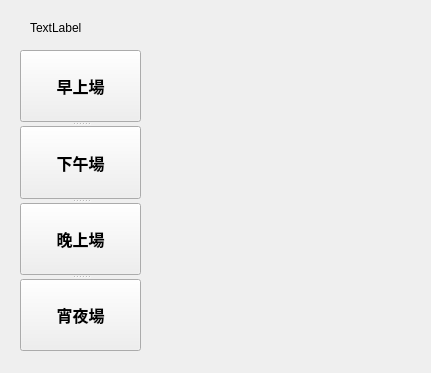
Old version of the form SignUpForm.ui in the repository BeautyJing08/pyQtLearn.
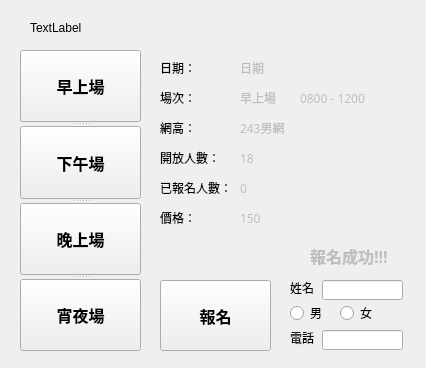
New version of the form.

Commit message: 0613 why我連結資料庫ㄉ時候，視窗會關閉???

What changed in the file:
```diff
--- a/SignUpForm.ui
+++ b/SignUpForm.ui
@@ -6,8 +6,8 @@
    <rect>
     <x>0</x>
     <y>0</y>
-    <width>431</width>
-    <height>373</height>
+    <width>426</width>
+    <height>368</height>
    </rect>
   </property>
   <property name="windowTitle">
@@ -220,6 +220,420 @@
     </property>
    </widget>
   </widget>
+  <widget class="QLabel" name="label_date">
+   <property name="geometry">
+    <rect>
+     <x>160</x>
+     <y>60</y>
+     <width>51</width>
+     <height>16</height>
+    </rect>
+   </property>
+   <property name="font">
+    <font>
+     <family>微軟正黑體</family>
+    </font>
+   </property>
+   <property name="text">
+    <string>日期：</string>
+   </property>
+  </widget>
+  <widget class="QLabel" name="label_date_change">
+   <property name="enabled">
+    <bool>false</bool>
+   </property>
+   <property name="geometry">
+    <rect>
+     <x>240</x>
+     <y>60</y>
+     <width>51</width>
+     <height>16</height>
+    </rect>
+   </property>
+   <property name="font">
+    <font>
+     <family>微軟正黑體</family>
+    </font>
+   </property>
+   <property name="autoFillBackground">
+    <bool>false</bool>
+   </property>
+   <property name="text">
+    <string>日期</string>
+   </property>
+   <property name="scaledContents">
+    <bool>false</bool>
+   </property>
+  </widget>
+  <widget class="QLabel" name="label_session_change">
+   <property name="enabled">
+    <bool>false</bool>
+   </property>
+   <property name="geometry">
+    <rect>
+     <x>240</x>
+     <y>90</y>
+     <width>51</width>
+     <height>16</height>
+    </rect>
+   </property>
+   <property name="font">
+    <font>
+     <family>微軟正黑體</family>
+    </font>
+   </property>
+   <property name="text">
+    <string>早上場</string>
+   </property>
+  </widget>
+  <widget class="QLabel" name="label_session">
+   <property name="geometry">
+    <rect>
+     <x>160</x>
+     <y>90</y>
+     <width>51</width>
+     <height>16</height>
+    </rect>
+   </property>
+   <property name="font">
+    <font>
+     <family>微軟正黑體</family>
+    </font>
+   </property>
+   <property name="text">
+    <string>場次：</string>
+   </property>
+  </widget>
+  <widget class="QLabel" name="label_height">
+   <property name="geometry">
+    <rect>
+     <x>160</x>
+     <y>120</y>
+     <width>51</width>
+     <height>16</height>
+    </rect>
+   </property>
+   <property name="font">
+    <font>
+     <family>微軟正黑體</family>
+    </font>
+   </property>
+   <property name="text">
+    <string>網高：</string>
+   </property>
+  </widget>
+  <widget class="QLabel" name="label_height_change">
+   <property name="enabled">
+    <bool>false</bool>
+   </property>
+   <property name="geometry">
+    <rect>
+     <x>240</x>
+     <y>120</y>
+     <width>51</width>
+     <height>16</height>
+    </rect>
+   </property>
+   <property name="font">
+    <font>
+     <family>微軟正黑體</family>
+    </font>
+   </property>
+   <property name="text">
+    <string>243男網</string>
+   </property>
+  </widget>
+  <widget class="QLabel" name="label_openNum_change">
+   <property name="enabled">
+    <bool>false</bool>
+   </property>
+   <property name="geometry">
+    <rect>
+     <x>240</x>
+     <y>150</y>
+     <width>61</width>
+     <height>16</height>
+    </rect>
+   </property>
+   <property name="font">
+    <font>
+     <family>微軟正黑體</family>
+    </font>
+   </property>
+   <property name="text">
+    <string>18</string>
+   </property>
+  </widget>
+  <widget class="QLabel" name="label_openNum">
+   <property name="geometry">
+    <rect>
+     <x>160</x>
+     <y>150</y>
+     <width>61</width>
+     <height>16</height>
+    </rect>
+   </property>
+   <property name="font">
+    <font>
+     <family>微軟正黑體</family>
+    </font>
+   </property>
+   <property name="text">
+    <string>開放人數：</string>
+   </property>
+  </widget>
+  <widget class="QLabel" name="label_alreadyBookNum">
+   <property name="geometry">
+    <rect>
+     <x>160</x>
+     <y>180</y>
+     <width>71</width>
+     <height>16</height>
+    </rect>
+   </property>
+   <property name="font">
+    <font>
+     <family>微軟正黑體</family>
+    </font>
+   </property>
+   <property name="text">
+    <string>已報名人數：</string>
+   </property>
+  </widget>
+  <widget class="QLabel" name="label_AlreadyBookNumChange">
+   <property name="enabled">
+    <bool>false</bool>
+   </property>
+   <property name="geometry">
+    <rect>
+     <x>240</x>
+     <y>180</y>
+     <width>61</width>
+     <height>16</height>
+    </rect>
+   </property>
+   <property name="font">
+    <font>
+     <family>微軟正黑體</family>
+    </font>
+   </property>
+   <property name="text">
+    <string>0</string>
+   </property>
+  </widget>
+  <widget class="QLabel" name="label_fee_change">
+   <property name="enabled">
+    <bool>false</bool>
+   </property>
+   <property name="geometry">
+    <rect>
+     <x>240</x>
+     <y>210</y>
+     <width>61</width>
+     <height>16</height>
+    </rect>
+   </property>
+   <property name="font">
+    <font>
+     <family>微軟正黑體</family>
+    </font>
+   </property>
+   <property name="text">
+    <string>150</string>
+   </property>
+  </widget>
+  <widget class="QLabel" name="label_fee">
+   <property name="geometry">
+    <rect>
+     <x>160</x>
+     <y>210</y>
+     <width>51</width>
+     <height>16</height>
+    </rect>
+   </property>
+   <property name="font">
+    <font>
+     <family>微軟正黑體</family>
+    </font>
+   </property>
+   <property name="text">
+    <string>價格：</string>
+   </property>
+  </widget>
+  <widget class="QLabel" name="label_session_time_change">
+   <property name="enabled">
+    <bool>false</bool>
+   </property>
+   <property name="geometry">
+    <rect>
+     <x>300</x>
+     <y>90</y>
+     <width>111</width>
+     <height>16</height>
+    </rect>
+   </property>
+   <property name="font">
+    <font>
+     <family>微軟正黑體</family>
+    </font>
+   </property>
+   <property name="text">
+    <string>0800 - 1200</string>
+   </property>
+  </widget>
+  <widget class="QLineEdit" name="lineEdit_SignInName">
+   <property name="geometry">
+    <rect>
+     <x>322</x>
+     <y>280</y>
+     <width>81</width>
+     <height>20</height>
+    </rect>
+   </property>
+   <property name="font">
+    <font>
+     <family>微軟正黑體</family>
+    </font>
+   </property>
+   <property name="text">
+    <string/>
+   </property>
+  </widget>
+  <widget class="QLineEdit" name="lineEdit_phoneNum">
+   <property name="geometry">
+    <rect>
+     <x>322</x>
+     <y>330</y>
+     <width>81</width>
+     <height>20</height>
+    </rect>
+   </property>
+   <property name="font">
+    <font>
+     <family>微軟正黑體</family>
+    </font>
+   </property>
+   <property name="text">
+    <string/>
+   </property>
+  </widget>
+  <widget class="QRadioButton" name="radioButton_boy">
+   <property name="geometry">
+    <rect>
+     <x>290</x>
+     <y>305</y>
+     <width>41</width>
+     <height>16</height>
+    </rect>
+   </property>
+   <property name="font">
+    <font>
+     <family>微軟正黑體</family>
+    </font>
+   </property>
+   <property name="text">
+    <string>男</string>
+   </property>
+  </widget>
+  <widget class="QRadioButton" name="radioButton_girl">
+   <property name="geometry">
+    <rect>
+     <x>340</x>
+     <y>305</y>
+     <width>41</width>
+     <height>16</height>
+    </rect>
+   </property>
+   <property name="font">
+    <font>
+     <family>微軟正黑體</family>
+    </font>
+   </property>
+   <property name="text">
+    <string>女</string>
+   </property>
+  </widget>
+  <widget class="QLabel" name="label_SignIn_name">
+   <property name="geometry">
+    <rect>
+     <x>290</x>
+     <y>280</y>
+     <width>31</width>
+     <height>16</height>
+    </rect>
+   </property>
+   <property name="font">
+    <font>
+     <family>微軟正黑體</family>
+    </font>
+   </property>
+   <property name="text">
+    <string>姓名</string>
+   </property>
+  </widget>
+  <widget class="QLabel" name="label_phone">
+   <property name="geometry">
+    <rect>
+     <x>290</x>
+     <y>330</y>
+     <width>31</width>
+     <height>16</height>
+    </rect>
+   </property>
+   <property name="font">
+    <font>
+     <family>微軟正黑體</family>
+    </font>
+   </property>
+   <property name="text">
+    <string>電話</string>
+   </property>
+  </widget>
+  <widget class="QPushButton" name="pushButton_SignIn">
+   <property name="geometry">
+    <rect>
+     <x>160</x>
+     <y>280</y>
+     <width>111</width>
+     <height>71</height>
+    </rect>
+   </property>
+   <property name="font">
+    <font>
+     <family>微軟正黑體</family>
+     <pointsize>12</pointsize>
+     <weight>75</weight>
+     <bold>true</bold>
+    </font>
+   </property>
+   <property name="text">
+    <string>報名</string>
+   </property>
+  </widget>
+  <widget class="QLabel" name="label_bookIsSuccess">
+   <property name="enabled">
+    <bool>false</bool>
+   </property>
+   <property name="geometry">
+    <rect>
+     <x>310</x>
+     <y>240</y>
+     <width>91</width>
+     <height>31</height>
+    </rect>
+   </property>
+   <property name="font">
+    <font>
+     <family>微軟正黑體</family>
+     <pointsize>12</pointsize>
+     <weight>75</weight>
+     <bold>true</bold>
+    </font>
+   </property>
+   <property name="text">
+    <string>報名成功!!!</string>
+   </property>
+  </widget>
  </widget>
  <resources/>
  <connections/>
```
The commit also changes 2 other files.
